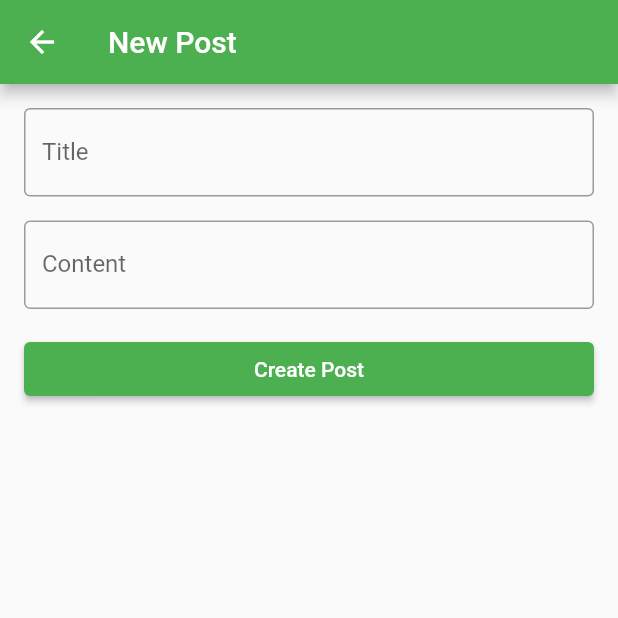
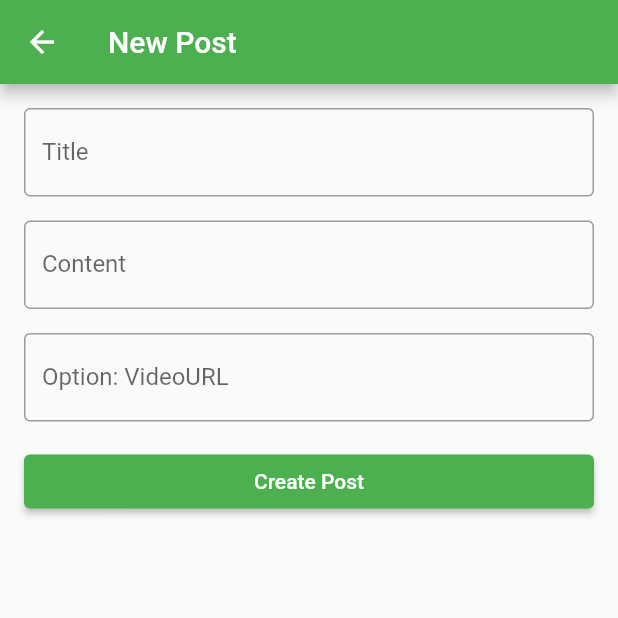
Before and after one commit to jaejunlee11/crux_frontend, a Flutter app: the NewPostScreen screen opened directly with empty values, on a phone screen of 412 x 824 dp, the top half of it. Run offline on Flutter 3.47's test engine with Material 2 defaults, Android fonts, the phone set to English and light mode, and no system bars; our stand-ins replace dio, file_picker, fluttertoast, font_awesome_flutter, image_picker, youtube_player_flutter; accounts and stored records are empty.

Commit message:
save changes

```diff
--- a/lib/fitness_app/forum/forum_new_post_page.dart
+++ b/lib/fitness_app/forum/forum_new_post_page.dart
@@ -25,6 +25,7 @@ class _NewPostScreenState extends State<NewPostScreen> {
   final _formKey = GlobalKey<FormState>();
   String _title = '';
   String _content = '';
+  String _vidURL = '';
   late DateTime now;
   int defaultid = 300;
   int defaultnum = 0;
@@ -76,6 +77,27 @@ class _NewPostScreenState extends State<NewPostScreen> {
                   },
                   onSaved: (value) {
                     setState(() {
+                      _vidURL = value!;
+                    });
+                  },
+                ),
+                const SizedBox(height: 16.0),
+                TextFormField(
+                  initialValue: widget.videoURL ?? _vidURL,
+                  decoration: const InputDecoration(
+                    labelText: 'Option: VideoURL',
+                    border: OutlineInputBorder(),
+                  ),
+                  maxLines: null,
+                  /*validator: (value) {
+                    if (value == null || value.isEmpty) {
+                      return 'Option: Please Enter Video URL';
+                    }
+                    return null;
+                  },
+                  */
+                  onSaved: (value) {
+                    setState(() {
                       _content = value!;
                     });
                   },
@@ -112,12 +134,14 @@ class _NewPostScreenState extends State<NewPostScreen> {
                         await userProvider.updateEXP(widget.userid, exp);
 
                         Navigator.pop(context, true);
+                        if (widget.videoURL != null) {
                           Navigator.push(
                               context,
                               MaterialPageRoute(
                                   builder: (context) => ForumApp(
                                         userid: widget.userid,
                                       )));
+                        }
                       }
                     },
                     style: ElevatedButton.styleFrom(
```
Lines whose indentation alone changed are shown as unchanged.
